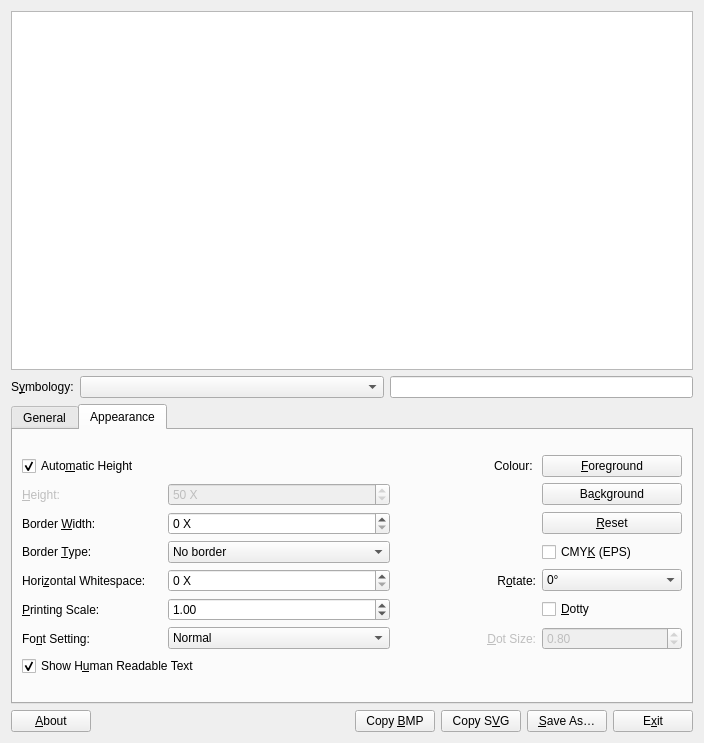
Before: the Qt Designer form frontend_qt/mainWindow.ui in zint/zint, drawn with Qt 5.
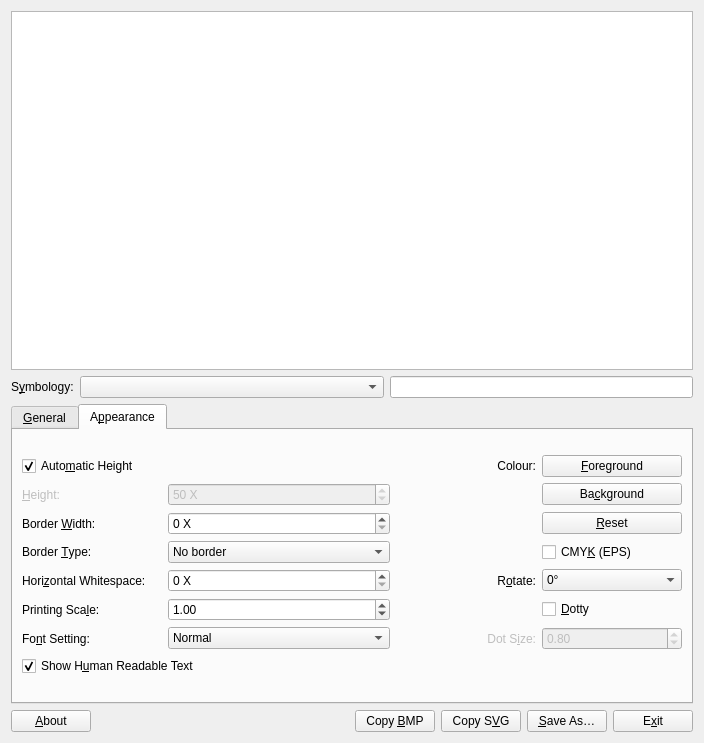
After: the same form once the commit is applied. The open tabs and pages were chosen to show the change. Icons and pictures are not drawn.

Diff of the .ui file:
```diff
--- a/frontend_qt/mainWindow.ui
+++ b/frontend_qt/mainWindow.ui
@@ -129,7 +129,7 @@
          </property>
          <widget class="QWidget" name="tabGeneral">
           <attribute name="title">
-           <string>General</string>
+           <string>&amp;General</string>
           </attribute>
           <layout class="QVBoxLayout" name="verticalLayout_3">
            <item>
@@ -605,7 +605,7 @@
            </size>
           </property>
           <attribute name="title">
-           <string>Appearance</string>
+           <string>A&amp;ppearance</string>
           </attribute>
           <layout class="QVBoxLayout" name="verticalLayout_4">
            <item>
@@ -773,7 +773,7 @@
              <item row="5" column="0">
               <widget class="QLabel" name="lblScale">
                <property name="text">
-                <string>&amp;Printing Scale:</string>
+                <string>Printing Sca&amp;le:</string>
                </property>
                <property name="alignment">
                 <set>Qt::AlignLeading|Qt::AlignLeft|Qt::AlignVCenter</set>
@@ -874,7 +874,7 @@
                 <bool>true</bool>
                </property>
                <property name="text">
-                <string>Colour: </string>
+                <string>Colour:</string>
                </property>
                <property name="alignment">
                 <set>Qt::AlignRight|Qt::AlignTrailing|Qt::AlignVCenter</set>
@@ -1003,7 +1003,7 @@
                 <bool>false</bool>
                </property>
                <property name="text">
-                <string>&amp;Dot Size:</string>
+                <string>Dot S&amp;ize:</string>
                </property>
                <property name="alignment">
                 <set>Qt::AlignRight|Qt::AlignTrailing|Qt::AlignVCenter</set>
```
Left out of the diff: 44 changed lines with no effect on the pictures.
